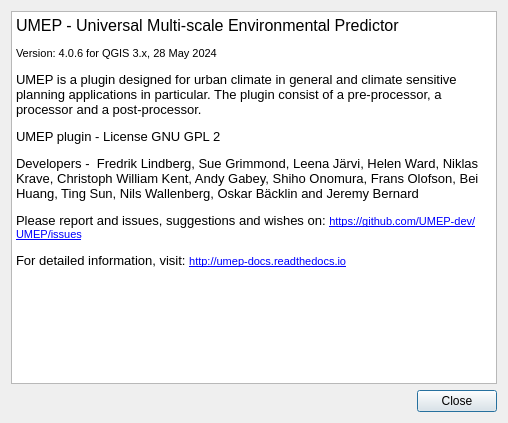
Qt form UMEP_about.ui (UMEP-dev/UMEP) before a commit.
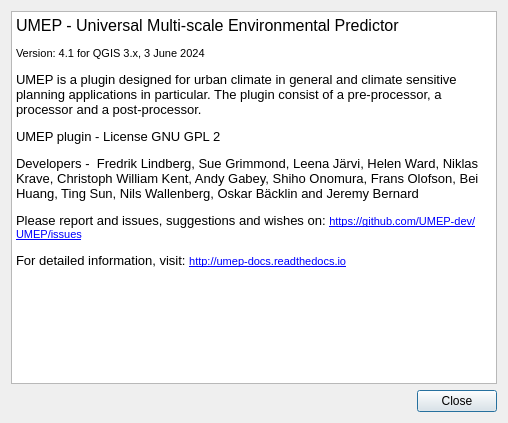
The same form after that commit.

```diff
--- a/UMEP_about.ui
+++ b/UMEP_about.ui
@@ -31,7 +31,7 @@
 p, li { white-space: pre-wrap; }
 &lt;/style&gt;&lt;/head&gt;&lt;body style=&quot; font-family:'MS Shell Dlg 2'; font-size:7.8pt; font-weight:400; font-style:normal;&quot;&gt;
 &lt;p style=&quot; margin-top:0px; margin-bottom:0px; margin-left:0px; margin-right:0px; -qt-block-indent:0; text-indent:0px;&quot;&gt;&lt;span style=&quot; font-size:12pt;&quot;&gt;UMEP - Universal Multi-scale Environmental Predictor &lt;/span&gt;&lt;/p&gt;
-&lt;p style=&quot; margin-top:12px; margin-bottom:12px; margin-left:0px; margin-right:0px; -qt-block-indent:0; text-indent:0px;&quot;&gt;&lt;span style=&quot; font-size:8pt;&quot;&gt;Version: 4.0.6 for QGIS 3.x, 28 May 2024&lt;/span&gt;&lt;/p&gt;
+&lt;p style=&quot; margin-top:12px; margin-bottom:12px; margin-left:0px; margin-right:0px; -qt-block-indent:0; text-indent:0px;&quot;&gt;&lt;span style=&quot; font-size:8pt;&quot;&gt;Version: 4.1 for QGIS 3.x, 3 June 2024&lt;/span&gt;&lt;/p&gt;
 &lt;p style=&quot; margin-top:12px; margin-bottom:12px; margin-left:0px; margin-right:0px; -qt-block-indent:0; text-indent:0px;&quot;&gt;&lt;span style=&quot; font-size:10pt;&quot;&gt;UMEP is a plugin designed for urban climate in general and climate sensitive planning applications in particular. The plugin consist of a pre-processor, a processor and a post-processor.&lt;/span&gt;&lt;/p&gt;
 &lt;p style=&quot; margin-top:12px; margin-bottom:12px; margin-left:0px; margin-right:0px; -qt-block-indent:0; text-indent:0px;&quot;&gt;&lt;span style=&quot; font-size:10pt;&quot;&gt;UMEP plugin - License GNU GPL 2&lt;/span&gt;&lt;/p&gt;
 &lt;p style=&quot; margin-top:12px; margin-bottom:12px; margin-left:0px; margin-right:0px; -qt-block-indent:0; text-indent:0px;&quot;&gt;&lt;span style=&quot; font-size:10pt;&quot;&gt;Developers -  Fredrik Lindberg, Sue Grimmond, Leena Järvi, Helen Ward, Niklas Krave, Christoph William Kent, Andy Gabey, Shiho Onomura, Frans Olofson, Bei Huang, Ting Sun, Nils Wallenberg, Oskar Bäcklin and Jeremy Bernard&lt;/span&gt;&lt;/p&gt;
```
